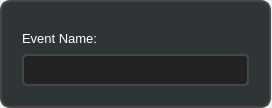
Qt form eventdialog.ui (alvi-khan/Marshal) before a commit.
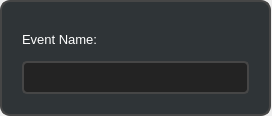
The same form after that commit.

```diff
--- a/eventdialog.ui
+++ b/eventdialog.ui
@@ -7,7 +7,7 @@
     <x>0</x>
     <y>0</y>
     <width>272</width>
-    <height>108</height>
+    <height>116</height>
    </rect>
   </property>
   <property name="sizePolicy">
@@ -19,7 +19,7 @@
   <property name="maximumSize">
    <size>
     <width>272</width>
-    <height>108</height>
+    <height>116</height>
    </size>
   </property>
   <property name="font">
@@ -85,7 +85,7 @@
      </property>
      <layout class="QVBoxLayout" name="verticalLayout_2">
       <property name="spacing">
-       <number>0</number>
+       <number>5</number>
       </property>
       <property name="leftMargin">
        <number>20</number>
```
